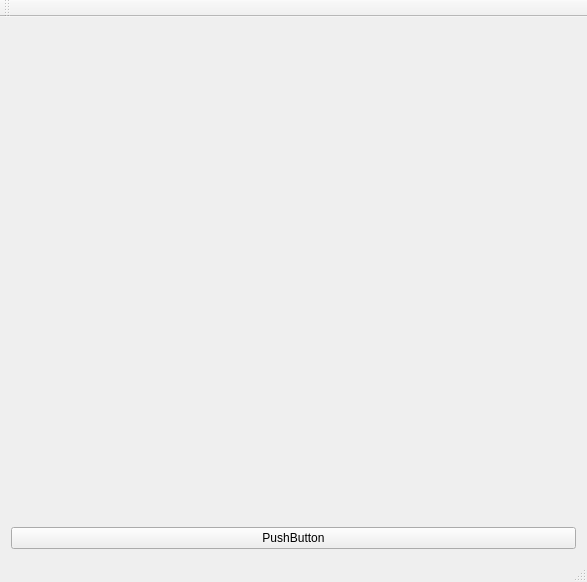
Old version of the form mainwindow.ui in the repository netpipe/qSmartCard.
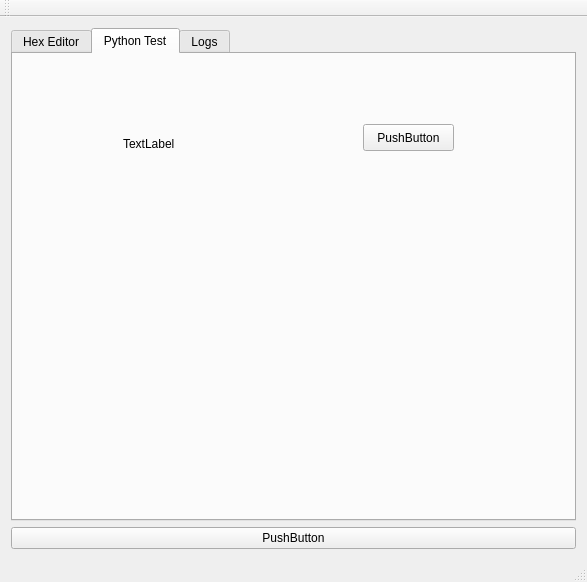
New version of the form. The open tabs and pages were chosen to show the change.

```diff
--- a/mainwindow.ui
+++ b/mainwindow.ui
@@ -14,9 +14,64 @@
    <string>MainWindow</string>
   </property>
   <widget class="QWidget" name="centralWidget">
-   <layout class="QGridLayout" name="gridLayout">
+   <layout class="QGridLayout" name="gridLayout_2">
     <item row="0" column="0">
-     <widget class="QWidget" name="widget" native="true"/>
+     <widget class="QTabWidget" name="tabWidget">
+      <property name="currentIndex">
+       <number>0</number>
+      </property>
+      <widget class="QWidget" name="tab">
+       <attribute name="title">
+        <string>Hex Editor</string>
+       </attribute>
+       <layout class="QGridLayout" name="gridLayout">
+        <item row="0" column="0">
+         <widget class="QWidget" name="widget" native="true"/>
+        </item>
+       </layout>
+      </widget>
+      <widget class="QWidget" name="tab_2">
+       <attribute name="title">
+        <string>Python Test</string>
+       </attribute>
+       <widget class="QPushButton" name="pushButton_2">
+        <property name="geometry">
+         <rect>
+          <x>350</x>
+          <y>70</y>
+          <width>91</width>
+          <height>27</height>
+         </rect>
+        </property>
+        <property name="text">
+         <string>PushButton</string>
+        </property>
+       </widget>
+       <widget class="QLabel" name="label">
+        <property name="geometry">
+         <rect>
+          <x>110</x>
+          <y>80</y>
+          <width>69</width>
+          <height>19</height>
+         </rect>
+        </property>
+        <property name="text">
+         <string>TextLabel</string>
+        </property>
+       </widget>
+      </widget>
+      <widget class="QWidget" name="tab_3">
+       <attribute name="title">
+        <string>Logs</string>
+       </attribute>
+       <layout class="QGridLayout" name="gridLayout_3">
+        <item row="0" column="0">
+         <widget class="QListView" name="listView"/>
+        </item>
+       </layout>
+      </widget>
+     </widget>
     </item>
     <item row="1" column="0">
      <widget class="QPushButton" name="pushButton">
```
